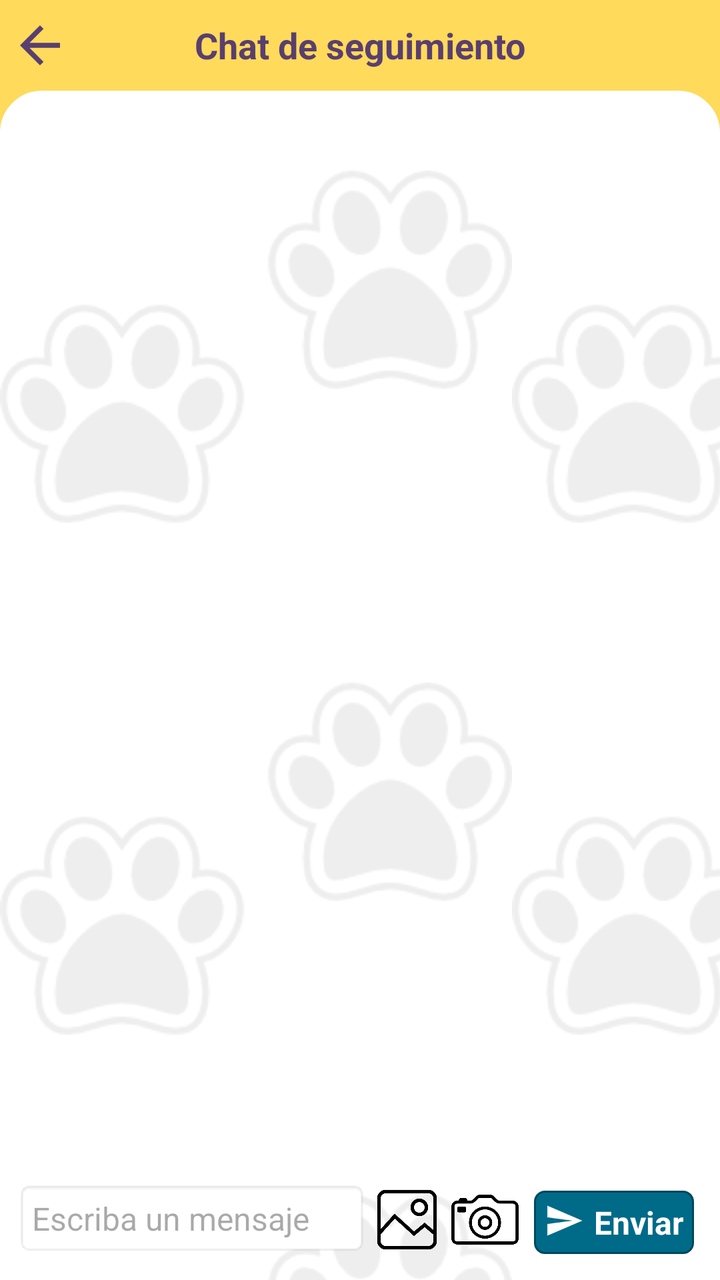
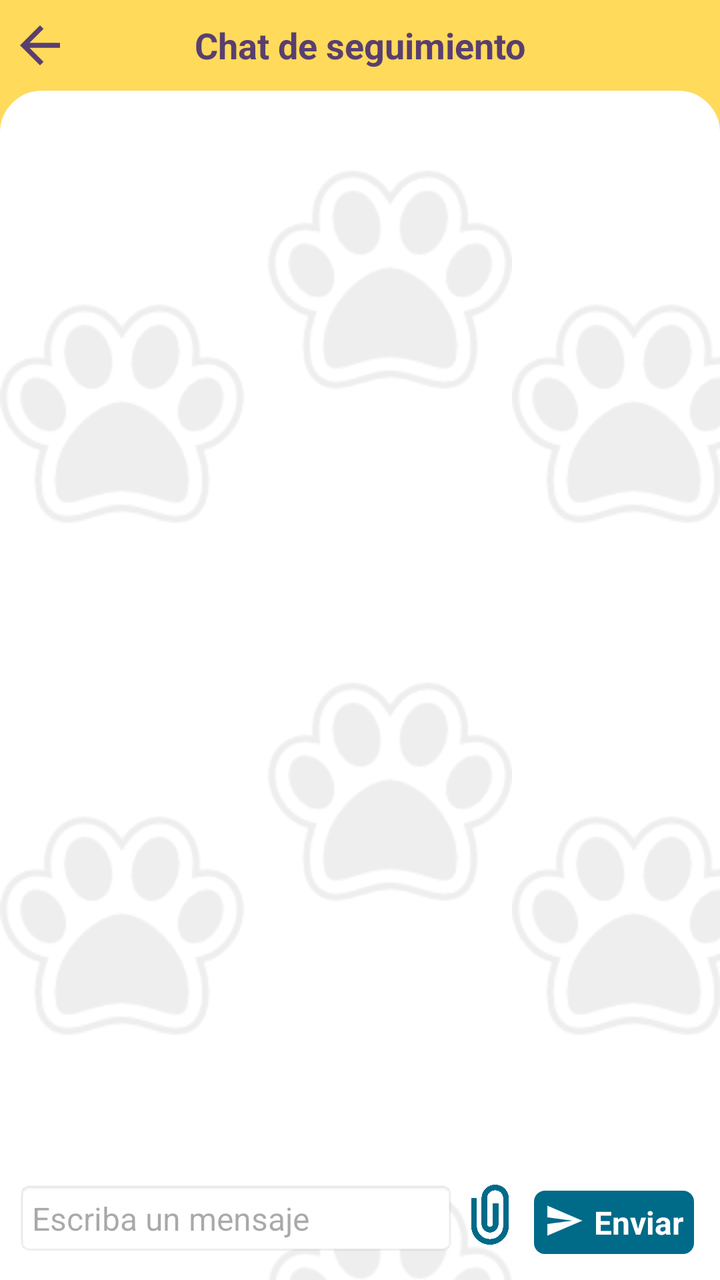

Two renders of the same Android screen: before a commit and after it. Below are the layout's source before the change and the commit's diff.
<!-- AndroidManifest.xml: application theme Theme.TIC_PV -->
<!-- res/layout/activity_seguimiento_voluntario_chat.xml -->
<?xml version="1.0" encoding="utf-8"?>
<RelativeLayout xmlns:android="http://schemas.android.com/apk/res/android"
    xmlns:tools="http://schemas.android.com/tools"
    xmlns:app="http://schemas.android.com/apk/res-auto"
    android:id="@+id/main"
    android:layout_width="match_parent"
    android:layout_height="match_parent"
    android:background="@color/yellow"
    android:fitsSystemWindows="true"
    android:fillViewport="true"
    android:focusableInTouchMode="true"
    tools:context=".Vista.SeguimientoVoluntarioChatActivity">

    <RelativeLayout
        android:layout_width="match_parent"
        android:layout_height="wrap_content"
        android:id="@+id/lYSuperiorSeguimientoVoluntarioChat"
        android:background="@color/yellow"
        android:orientation="horizontal">

        <ImageView
            android:layout_width="30dp"
            android:layout_height="30dp"
            android:id="@+id/iVRegresarSeguimientoVoluntarioChat"
            android:layout_centerVertical="true"
            android:focusable="true"
            android:foreground="?android:attr/selectableItemBackgroundBorderless"
            android:background="@drawable/ic_retroceder"
            android:clickable="true"
            android:layout_marginStart="5dp"
            android:backgroundTint="@color/lila"/>

        <TextView
            android:layout_width="match_parent"
            android:layout_height="wrap_content"
            android:id="@+id/tVTituloSeguimientoVoluntarioChat"
            android:textSize="18sp"
            android:layout_centerVertical="true"
            android:textAlignment="center"
            android:textStyle="bold"
            android:textColor="@color/lila"
            android:text="Chat de seguimiento"/>

        <View
            android:id="@+id/viewTituloVerMascotas"
            android:layout_width="match_parent"
            android:layout_height="1dp"
            android:layout_marginTop="20dp"
            android:layout_below="@+id/tVTituloSeguimientoVoluntarioChat"
            android:background="@color/yellow" />

    </RelativeLayout>

    <LinearLayout
        android:layout_width="match_parent"
        android:layout_height="match_parent"
        android:id="@+id/lLChatSeguimientoVoluntario"
        android:background="@drawable/bordes_fragment"
        android:layout_below="@+id/lYSuperiorSeguimientoVoluntarioChat"
        android:orientation="vertical">

        <androidx.recyclerview.widget.RecyclerView
            android:id="@+id/recyclerViewChatSeguiVol"
            android:layout_width="match_parent"
            android:layout_height="0dp"
            android:layout_weight="1"
            android:padding="8dp" />

        <LinearLayout
            android:layout_width="match_parent"
            android:layout_height="wrap_content"
            android:orientation="horizontal"
            android:padding="8dp">

            <EditText
                android:id="@+id/eTEscribirMensaje"
                android:layout_width="0dp"
                android:layout_height="wrap_content"
                android:layout_weight="1"
                android:hint="Escriba un mensaje"
                android:padding="8dp"
                android:background="@android:drawable/editbox_background"
                android:textSize="16sp" />

            <ImageView
                android:layout_width="35dp"
                android:layout_height="35dp"
                android:id="@+id/tVAbrirGaleriaChat"
                android:layout_margin="2dp"
                android:background="@drawable/ic_galeria"/>

            <ImageView
                android:layout_width="35dp"
                android:layout_height="35dp"
                android:id="@+id/tVAbrirCamaraChat"
                android:layout_margin="2dp"
                android:background="@drawable/ic_camara"/>

            <LinearLayout
                android:layout_width="wrap_content"
                android:layout_height="wrap_content"
                android:id="@+id/lLEnviarMensaje"
                android:orientation="horizontal"
                android:padding="5dp"
                android:focusable="true"
                android:clickable="true"
                android:layout_margin="5dp"
                android:backgroundTint="@color/blue_2"
                android:backgroundTintMode="multiply"
                android:foreground="?android:attr/selectableItemBackgroundBorderless"
                android:background="@drawable/border">

                <ImageView
                    android:layout_width="20dp"
                    android:layout_height="20dp"
                    android:backgroundTint="@color/white"
                    android:background="@drawable/ic_enviar"/>

                <TextView
                    android:layout_width="wrap_content"
                    android:layout_height="wrap_content"
                    android:textAlignment="center"
                    android:text="Enviar"
                    android:layout_marginStart="5dp"
                    android:textColor="@color/white"
                    android:textStyle="bold"
                    android:textSize="16sp"/>
            </LinearLayout>
        </LinearLayout>
    </LinearLayout>

</RelativeLayout>
<!-- resources referenced by this layout -->
<resources>
  <color name="blue_2">#006A89</color>
  <color name="lila">#593f6f</color>
  <color name="white">#FFFFFFFF</color>
  <color name="yellow">#ffda5b</color>
  <!-- drawable border (drawable) -->
  <?xml version="1.0" encoding="utf-8"?>
  <shape xmlns:android="http://schemas.android.com/apk/res/android">
      
      <solid android:color="#FFFFFF"/>
  
      
      <stroke android:width="1dp" android:color="#AAAAAA"/>
  
      
      <corners android:radius="5dp"/>
  </shape>
  <!-- drawable bordes_fragment (drawable) -->
  <?xml version="1.0" encoding="utf-8"?>
  <layer-list xmlns:android="http://schemas.android.com/apk/res/android">
  
      
      <item>
          <shape android:shape="rectangle">
              <solid android:color="#FFFFFF" />
  
              
              <corners
                  android:topLeftRadius="20dp"
                  android:topRightRadius="20dp" />
  
              <stroke
                  android:width="2dp"
                  android:color="#FFFFFF" />
          </shape>
      </item>
  
      
      <item>
          <bitmap
              android:src="@drawable/huellitas"
              android:tileMode="repeat"
              android:gravity="center"
              android:tint="@android:color/darker_gray"
              android:alpha="0.2"/> 
      </item>
  
  </layer-list>
  <!-- drawable ic_camara: png bitmap (drawable, 8394 bytes) -->
  <!-- drawable ic_enviar (drawable) -->
  <vector xmlns:android="http://schemas.android.com/apk/res/android" android:autoMirrored="true" android:height="24dp" android:tint="#FFFFFF" android:viewportHeight="24" android:viewportWidth="24" android:width="24dp">
        
      <path android:fillColor="@android:color/white" android:pathData="M2.01,21L23,12 2.01,3 2,10l15,2 -15,2z"/>
      
  </vector>
  <!-- drawable ic_galeria: png bitmap (drawable, 6970 bytes) -->
  <!-- drawable ic_retroceder (drawable) -->
  <vector xmlns:android="http://schemas.android.com/apk/res/android" android:autoMirrored="true" android:height="24dp" android:tint="#FFFFFF" android:viewportHeight="24" android:viewportWidth="24" android:width="24dp">
        
      <path android:fillColor="@android:color/white" android:pathData="M20,11H7.83l5.59,-5.59L12,4l-8,8 8,8 1.41,-1.41L7.83,13H20v-2z"/>
      
  </vector>
  <style name="Theme.TIC_PV" parent="Base.Theme.TIC_PV" />
  <!-- drawable huellitas: png bitmap (drawable, 6949 bytes) -->
  <style name="Base.Theme.TIC_PV" parent="Theme.Material3.DayNight.NoActionBar">
          
          
  
  
  
  
  
  
  
  
      </style>
</resources>

<!-- the commit's change to res/layout/activity_seguimiento_voluntario_chat.xml (unified diff, before → after) -->
@@ -1,64 +1,64 @@
-<?xml version="1.0" encoding="utf-8"?>
 <RelativeLayout xmlns:android="http://schemas.android.com/apk/res/android"
+    xmlns:app="http://schemas.android.com/apk/res-auto"
     xmlns:tools="http://schemas.android.com/tools"
-    xmlns:app="http://schemas.android.com/apk/res-auto"
     android:id="@+id/main"
     android:layout_width="match_parent"
     android:layout_height="match_parent"
     android:background="@color/yellow"
+    android:fillViewport="true"
     android:fitsSystemWindows="true"
-    android:fillViewport="true"
     android:focusableInTouchMode="true"
     tools:context=".Vista.SeguimientoVoluntarioChatActivity">
 
+    
     <RelativeLayout
+        android:id="@+id/lYSuperiorSeguimientoVoluntarioChat"
         android:layout_width="match_parent"
         android:layout_height="wrap_content"
-        android:id="@+id/lYSuperiorSeguimientoVoluntarioChat"
-        android:background="@color/yellow"
-        android:orientation="horizontal">
+        android:background="@color/yellow">
 
         <ImageView
+            android:id="@+id/iVRegresarSeguimientoVoluntarioChat"
             android:layout_width="30dp"
             android:layout_height="30dp"
-            android:id="@+id/iVRegresarSeguimientoVoluntarioChat"
             android:layout_centerVertical="true"
+            android:layout_marginStart="5dp"
+            android:background="@drawable/ic_retroceder"
+            android:backgroundTint="@color/lila"
+            android:clickable="true"
             android:focusable="true"
-            android:foreground="?android:attr/selectableItemBackgroundBorderless"
-            android:background="@drawable/ic_retroceder"
-            android:clickable="true"
-            android:layout_marginStart="5dp"
-            android:backgroundTint="@color/lila"/>
+            android:foreground="?android:attr/selectableItemBackgroundBorderless" />
 
         <TextView
+            android:id="@+id/tVTituloSeguimientoVoluntarioChat"
             android:layout_width="match_parent"
             android:layout_height="wrap_content"
-            android:id="@+id/tVTituloSeguimientoVoluntarioChat"
+            android:layout_centerVertical="true"
+            android:text="Chat de seguimiento"
+            android:textAlignment="center"
+            android:textColor="@color/lila"
             android:textSize="18sp"
-            android:layout_centerVertical="true"
-            android:textAlignment="center"
-            android:textStyle="bold"
-            android:textColor="@color/lila"
-            android:text="Chat de seguimiento"/>
+            android:textStyle="bold" />
 
         <View
             android:id="@+id/viewTituloVerMascotas"
             android:layout_width="match_parent"
             android:layout_height="1dp"
+            android:layout_below="@+id/tVTituloSeguimientoVoluntarioChat"
             android:layout_marginTop="20dp"
-            android:layout_below="@+id/tVTituloSeguimientoVoluntarioChat"
             android:background="@color/yellow" />
-
     </RelativeLayout>
 
+    
     <LinearLayout
+        android:id="@+id/lLChatSeguimientoVoluntario"
         android:layout_width="match_parent"
         android:layout_height="match_parent"
-        android:id="@+id/lLChatSeguimientoVoluntario"
+        android:layout_below="@+id/lYSuperiorSeguimientoVoluntarioChat"
         android:background="@drawable/bordes_fragment"
-        android:layout_below="@+id/lYSuperiorSeguimientoVoluntarioChat"
         android:orientation="vertical">
 
+        
         <androidx.recyclerview.widget.RecyclerView
             android:id="@+id/recyclerViewChatSeguiVol"
             android:layout_width="match_parent"
@@ -66,67 +66,198 @@
             android:layout_weight="1"
             android:padding="8dp" />
 
+        
         <LinearLayout
+            android:id="@+id/lLOpcionesMensajeria"
             android:layout_width="match_parent"
             android:layout_height="wrap_content"
             android:orientation="horizontal"
             android:padding="8dp">
 
+            
             <EditText
                 android:id="@+id/eTEscribirMensaje"
                 android:layout_width="0dp"
                 android:layout_height="wrap_content"
                 android:layout_weight="1"
+                android:background="@android:drawable/editbox_background"
                 android:hint="Escriba un mensaje"
                 android:padding="8dp"
-                android:background="@android:drawable/editbox_background"
                 android:textSize="16sp" />
 
+            
             <ImageView
-                android:layout_width="35dp"
-                android:layout_height="35dp"
-                android:id="@+id/tVAbrirGaleriaChat"
+                android:id="@+id/iVAdjuntarArchivo"
+                android:layout_width="30dp"
+                android:layout_height="30dp"
                 android:layout_margin="2dp"
-                android:background="@drawable/ic_galeria"/>
-
-            <ImageView
-                android:layout_width="35dp"
-                android:layout_height="35dp"
-                android:id="@+id/tVAbrirCamaraChat"
-                android:layout_margin="2dp"
-                android:background="@drawable/ic_camara"/>
-
-            <LinearLayout
-                android:layout_width="wrap_content"
-                android:layout_height="wrap_content"
+                android:background="@drawable/ic_clip"
+                android:backgroundTint="@color/blue_2"
+                android:clickable="true"
+                android:focusable="true" />
+
+            
+            <LinearLayout
                 android:id="@+id/lLEnviarMensaje"
+                android:layout_width="wrap_content"
+                android:layout_height="wrap_content"
+                android:layout_margin="5dp"
+                android:background="@drawable/border"
+                android:backgroundTint="@color/blue_2"
+                android:clickable="true"
+                android:focusable="true"
                 android:orientation="horizontal"
-                android:padding="5dp"
-                android:focusable="true"
-                android:clickable="true"
-                android:layout_margin="5dp"
-                android:backgroundTint="@color/blue_2"
-                android:backgroundTintMode="multiply"
-                android:foreground="?android:attr/selectableItemBackgroundBorderless"
-                android:background="@drawable/border">
+                android:padding="5dp">
 
                 <ImageView
                     android:layout_width="20dp"
                     android:layout_height="20dp"
                     android:backgroundTint="@color/white"
-                    android:background="@drawable/ic_enviar"/>
-
-                <TextView
-                    android:layout_width="wrap_content"
-                    android:layout_height="wrap_content"
-                    android:textAlignment="center"
+                    android:src="@drawable/ic_enviar" />
+
+                <TextView
+                    android:layout_width="wrap_content"
+                    android:layout_height="wrap_content"
+                    android:layout_marginStart="5dp"
                     android:text="Enviar"
-                    android:layout_marginStart="5dp"
-                    android:textColor="@color/white"
-                    android:textStyle="bold"
-                    android:textSize="16sp"/>
+                    android:textColor="@color/white"
+                    android:textSize="16sp"
+                    android:textStyle="bold" />
             </LinearLayout>
         </LinearLayout>
     </LinearLayout>
 
+    
+    <androidx.cardview.widget.CardView
+        android:id="@+id/cardOpcionesAdjuntar"
+        android:layout_width="wrap_content"
+        android:layout_height="wrap_content"
+        android:layout_gravity="end"
+        android:layout_alignParentEnd="true"
+        android:layout_alignParentBottom="true"
+        android:backgroundTint="@color/blue_word"
+        android:padding="10dp"
+        android:layout_marginEnd="10dp"
+        android:layout_marginBottom="60dp"
+        android:visibility="gone">
+
+        <GridLayout
+            android:layout_width="match_parent"
+            android:layout_height="wrap_content"
+            android:alignmentMode="alignMargins"
+            android:columnCount="2"
+            android:padding="8dp"
+            android:rowCount="2">
+
+            
+            <LinearLayout
+                android:id="@+id/lLOpcionSubirVideo"
+                android:layout_width="wrap_content"
+                android:layout_height="wrap_content"
+                android:gravity="center"
+                android:orientation="vertical"
+                android:padding="8dp"
+                android:clickable="true"
+                android:focusable="true"
+                android:foreground="?android:attr/selectableItemBackgroundBorderless">
+
+                <ImageView
+                    android:layout_width="50dp"
+                    android:layout_height="50dp"
+                    android:contentDescription="Subir Video"
+                    android:backgroundTint="@color/white"
+                    android:background="@drawable/ic_galeria" />
+
+                <TextView
+                    android:layout_width="wrap_content"
+                    android:layout_height="wrap_content"
+                    android:gravity="center"
+                    android:text="Subir Video"
+                    android:textColor="@color/white"
+                    android:textSize="14sp" />
+            </LinearLayout>
+
+            
+            <LinearLayout
+                android:id="@+id/lLOpcionSubirFoto"
+                android:layout_width="wrap_content"
+                android:layout_height="wrap_content"
+                android:gravity="center"
+                android:orientation="vertical"
+                android:padding="8dp"
+                android:clickable="true"
+                android:focusable="true"
+                android:foreground="?android:attr/selectableItemBackgroundBorderless">
+
+                <ImageView
+                    android:layout_width="50dp"
+                    android:layout_height="50dp"
+                    android:backgroundTint="@color/white"
+                    android:background="@drawable/ic_galeria" />
+
+                <TextView
+                    android:layout_width="wrap_content"
+                    android:layout_height="wrap_content"
+                    android:gravity="center"
+                    android:text="Subir Foto"
+                    android:textColor="@color/white"
+                    android:textSize="14sp" />
+            </LinearLayout>
+
+            
+            <LinearLayout
+                android:id="@+id/lLOpcionGrabarVideo"
+                android:layout_width="wrap_content"
+                android:layout_height="wrap_content"
+                android:gravity="center"
+                android:orientation="vertical"
+                android:padding="8dp"
+                android:clickable="true"
+                android:focusable="true"
+                android:foreground="?android:attr/selectableItemBackgroundBorderless">
+
+                <ImageView
+                    android:layout_width="50dp"
+                    android:layout_height="50dp"
+                    android:backgroundTint="@color/white"
+                    android:background="@drawable/ic_video" />
+
+                <TextView
+                    android:layout_width="wrap_content"
+                    android:layout_height="wrap_content"
+                    android:gravity="center"
+                    android:text="Grabar Video"
+                    android:textColor="@color/white"
+                    android:textSize="14sp" />
+            </LinearLayout>
+
+            
+            <LinearLayout
+                android:id="@+id/lLOpcionTomarFoto"
+                android:layout_width="wrap_content"
+                android:layout_height="wrap_content"
+                android:gravity="center"
+                android:orientation="vertical"
+                android:padding="8dp"
+                android:clickable="true"
+                android:focusable="true"
+                android:foreground="?android:attr/selectableItemBackgroundBorderless">
+
+                <ImageView
+                    android:layout_width="50dp"
+                    android:layout_height="50dp"
+                    android:backgroundTint="@color/white"
+                    android:background="@drawable/ic_camara" />
+
+                <TextView
+                    android:layout_width="wrap_content"
+                    android:layout_height="wrap_content"
+                    android:gravity="center"
+                    android:text="Tomar Foto"
+                    android:textColor="@color/white"
+                    android:textSize="14sp" />
+            </LinearLayout>
+        </GridLayout>
+    </androidx.cardview.widget.CardView>
+
 </RelativeLayout>
<!-- resource entries referenced after the edit -->
@@ -1,6 +1,7 @@
 <!-- resources referenced by this layout -->
 <resources>
   <color name="blue_2">#006A89</color>
+  <color name="blue_word">#1F4E79</color>
   <color name="lila">#593f6f</color>
   <color name="white">#FFFFFFFF</color>
   <color name="yellow">#ffda5b</color>
@@ -48,6 +49,7 @@
   
   </layer-list>
   <!-- drawable ic_camara: png bitmap (drawable, 8394 bytes) -->
+  <!-- drawable ic_clip: png bitmap (drawable, 9962 bytes) -->
   <!-- drawable ic_enviar (drawable) -->
   <vector xmlns:android="http://schemas.android.com/apk/res/android" android:autoMirrored="true" android:height="24dp" android:tint="#FFFFFF" android:viewportHeight="24" android:viewportWidth="24" android:width="24dp">
         
@@ -61,6 +63,7 @@
       <path android:fillColor="@android:color/white" android:pathData="M20,11H7.83l5.59,-5.59L12,4l-8,8 8,8 1.41,-1.41L7.83,13H20v-2z"/>
       
   </vector>
+  <!-- drawable ic_video: png bitmap (drawable, 3785 bytes) -->
   <style name="Theme.TIC_PV" parent="Base.Theme.TIC_PV" />
   <!-- drawable huellitas: png bitmap (drawable, 6949 bytes) -->
   <style name="Base.Theme.TIC_PV" parent="Theme.Material3.DayNight.NoActionBar">
